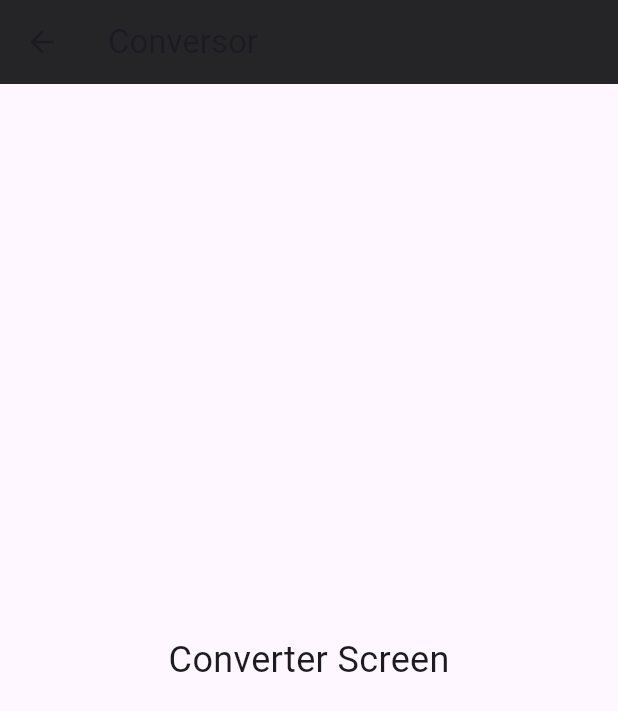
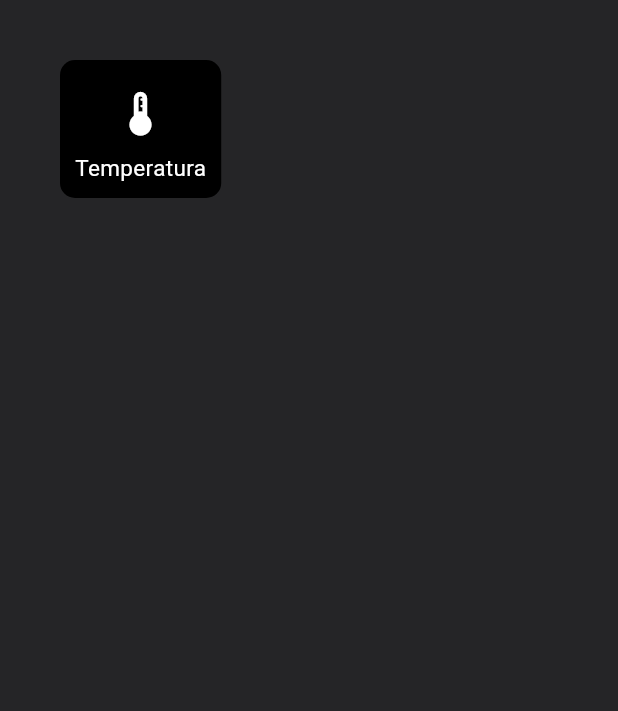
Before and after one commit to ottaviolucrii/asi_calculadora, a Flutter app: the ConverterScreen screen opened directly, on a phone screen of 412 x 824 dp. Shown: the top 711 px of the screen. Run offline on Flutter 3.47's test engine with Material 3 defaults, Android fonts, the phone set to English and light mode, and no system bars; our stand-ins replace auto_size_text, cloud_firestore, firebase_auth, firebase_core, firebase_storage, image_picker; accounts and stored records are empty.

Commit message:
criando rotas, implementando tela de conversor e criando e implemnentando Conversor de temperatura

```diff
--- /dev/null
+++ b/lib/core/services/Utils/app_routes.dart
@@ -0,0 +1,4 @@
+class AppRoutes{
+  static const TEMP_CONVERT= '/temperature_converter';
+  static const CONVERT_SCREEN = '/converter_screen';
+}
--- a/lib/screens/converter_screen.dart
+++ b/lib/screens/converter_screen.dart
@@ -1,20 +1,45 @@
 import 'package:flutter/material.dart';
 
+import '../core/services/Utils/app_routes.dart';
+
 class ConverterScreen extends StatelessWidget {
-  const ConverterScreen({super.key});
-
   @override
   Widget build(BuildContext context) {
     return Scaffold(
-      appBar: AppBar(
-        title: const Text('Conversor'),
-        backgroundColor: const Color.fromRGBO(37, 37, 39, 1),
-      ),
-      body: Center(
-        child: Text(
-          'Converter Screen',
-          style: TextStyle(fontSize: 24),
-        ),
+      backgroundColor:
+          Color.fromRGBO(37, 37, 39, 1), // Define a cor de fundo aqui
+      body: Column(
+        children: <Widget>[
+          Row(
+            children: <Widget>[
+              Padding(
+                padding: const EdgeInsets.only(left: 40, top: 40),
+                child: Container(
+                  padding: const EdgeInsets.all(10),
+                  decoration: BoxDecoration(
+                    borderRadius: BorderRadius.circular(10),
+                    color: Colors.black,
+                  ),
+                  child: Column(
+                    mainAxisSize: MainAxisSize.min,
+                    children: <Widget>[
+                      IconButton(
+                        onPressed: () {
+Navigator.of(context, rootNavigator: true).pushNamed('/temperature_converter');
+                        },
+                        icon: const Icon(Icons.thermostat_rounded,
+                            size: 35, color: Colors.white),
+                      ),
+                      const Text('Temperatura',
+                          style: TextStyle(color: Colors.white, fontSize: 15)),
+                    ],
+                  ),
+                ),
+              ),
+            ],
+          ),
+          // Adicione outros widgets aqui
+        ],
       ),
     );
   }
```
Also changed, not shown: lib/main.dart (+8 -0 lines), lib/screens/calculator.dart (+7 -7 lines), lib/screens/temperature_converter.dart (added, +141 -0 lines).
